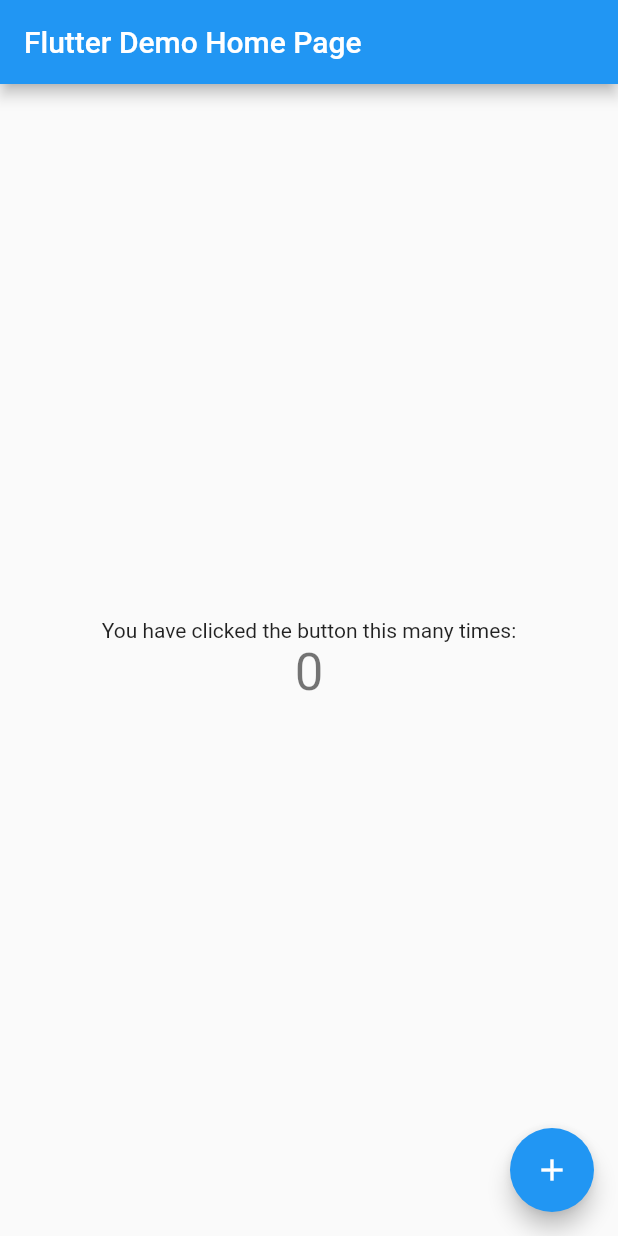
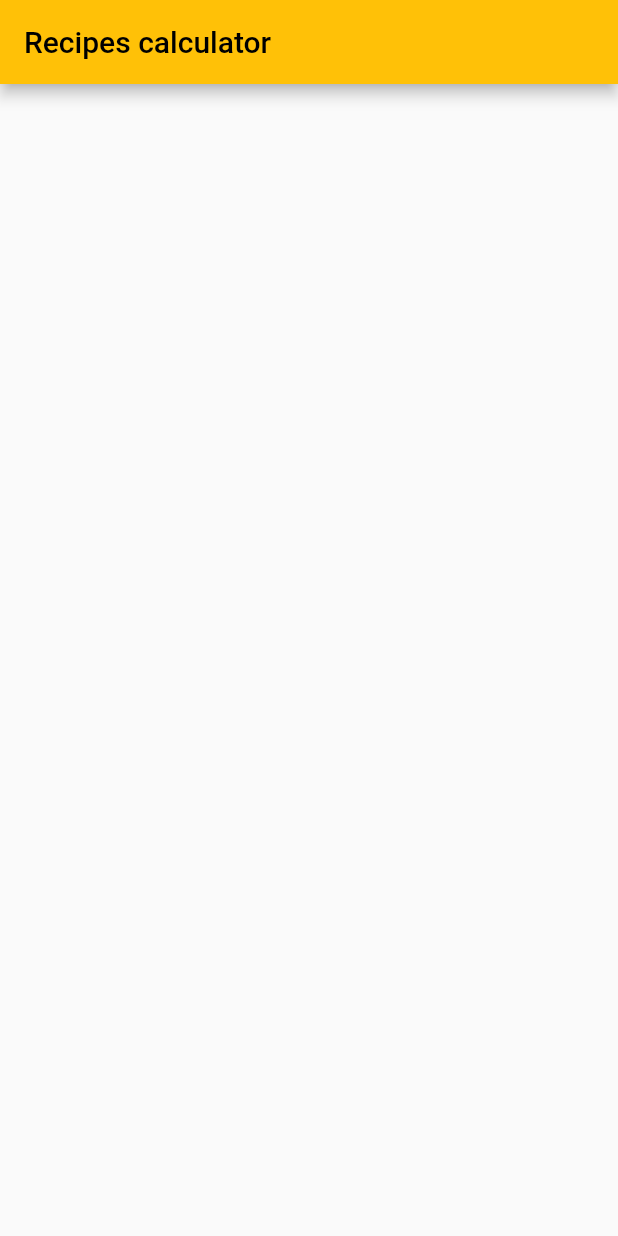
Before and after one commit to mjgasior/learning_flutter, a Flutter app: the screen it shows after launch, on a phone screen of 412 x 824 dp. Run offline on Flutter 3.47's test engine with Material 2 defaults, Android fonts, the phone set to English and light mode, and no system bars.

Commit message:
Chapter 2 - Hello, Flutter

```diff
--- a/lib/main.dart
+++ b/lib/main.dart
@@ -1,20 +1,21 @@
 import 'package:flutter/material.dart';
 
 void main() {
-  runApp(const MyApp());
+  runApp(const RecipeApp());
 }
 
-class MyApp extends StatelessWidget {
-  const MyApp({Key? key}) : super(key: key);
+class RecipeApp extends StatelessWidget {
+  const RecipeApp({Key? key}) : super(key: key);
 
   @override
   Widget build(BuildContext context) {
     return MaterialApp(
-      title: 'Flutter Demo',
+      title: 'Recipe calculator',
       theme: ThemeData(
-        primarySwatch: Colors.blue,
+        primaryColor: Colors.white,
+        primarySwatch: Colors.amber,
       ),
-      home: const MyHomePage(title: 'Flutter Demo Home Page'),
+      home: const MyHomePage(title: 'Recipes calculator'),
     );
   }
 }
@@ -29,39 +30,14 @@ class MyHomePage extends StatefulWidget {
 }
 
 class _MyHomePageState extends State<MyHomePage> {
-  int _counter = 0;
-
-  void _incrementCounter() {
-    setState(() {
-      _counter++;
-    });
-  }
-
   @override
   Widget build(BuildContext context) {
     return Scaffold(
-      appBar: AppBar(
-        title: Text(widget.title),
-      ),
-      body: Center(
-        child: Column(
-          mainAxisAlignment: MainAxisAlignment.center,
-          children: <Widget>[
-            const Text(
-              'You have clicked the button this many times:',
-            ),
-            Text(
-              '$_counter',
-              style: Theme.of(context).textTheme.headline4,
-            ),
-          ],
+        appBar: AppBar(
+          title: Text(widget.title),
         ),
-      ),
-      floatingActionButton: FloatingActionButton(
-        onPressed: _incrementCounter,
-        tooltip: 'Increment',
-        child: const Icon(Icons.add),
-      ),
-    );
+        body: SafeArea(
+          child: Container(),
+        ));
   }
 }
--- /dev/null
+++ b/lib/recipe.dart
@@ -0,0 +1,12 @@
+class Recipe {
+  String label;
+  String imageUrl;
+
+  Recipe(this.label, this.imageUrl);
+
+  static List<Recipe> samples = [
+    Recipe("Spagetti", "assets/spageti.jpeg"),
+    Recipe("Prażony syr", "assets/syr.jpg"),
+    Recipe("Tacosy", "assets/tacosy.jpeg"),
+  ];
+}
--- a/pubspec.yaml
+++ b/pubspec.yaml
@@ -57,6 +57,8 @@ flutter:
   # the material Icons class.
   uses-material-design: true
 
+  assets:
+    - assets/
   # To add assets to your application, add an assets section, like this:
   # assets:
   #   - images/a_dot_burr.jpeg
```
Also changed, not shown: assets/spageti.jpeg (added), assets/syr.jpg (added), assets/tacosy.jpeg (added), 1 other file.
